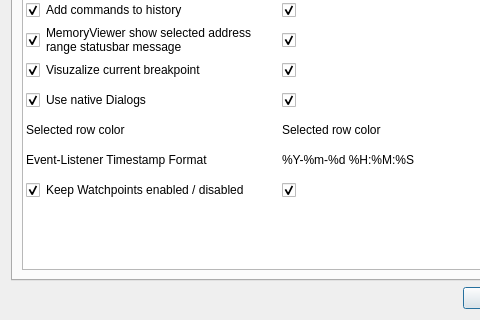
This is resources/designer/settingsDialog.ui in jetedonner/LLDBPyGUI as Qt 5 draws it before an edit; both pictures show x 0 to 480 and y 160 to 480 of the 640 by 480 pixel window. The edited form follows.
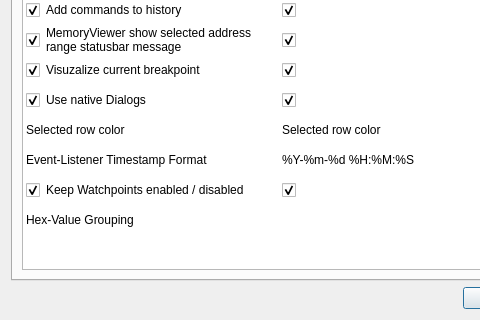
This is the edited form.

Commit message: Hex-Grouping Setting and amended HexViewer, SearchTableWidget base

The edit to the form file:
```diff
--- a/resources/designer/settingsDialog.ui
+++ b/resources/designer/settingsDialog.ui
@@ -91,6 +91,11 @@
            <string>Keep Watchpoints enabled / disabled</string>
           </property>
          </row>
+         <row>
+          <property name="text">
+           <string>Hex-Value Grouping</string>
+          </property>
+         </row>
          <column>
           <property name="text">
            <string>Setting</string>
@@ -294,6 +299,16 @@
            <enum>Checked</enum>
           </property>
          </item>
+         <item row="10" column="0">
+          <property name="text">
+           <string>Hex-Value Grouping</string>
+          </property>
+         </item>
+         <item row="10" column="1">
+          <property name="text">
+           <string/>
+          </property>
+         </item>
         </widget>
        </item>
       </layout>
```
The commit also changes 7 other files.
